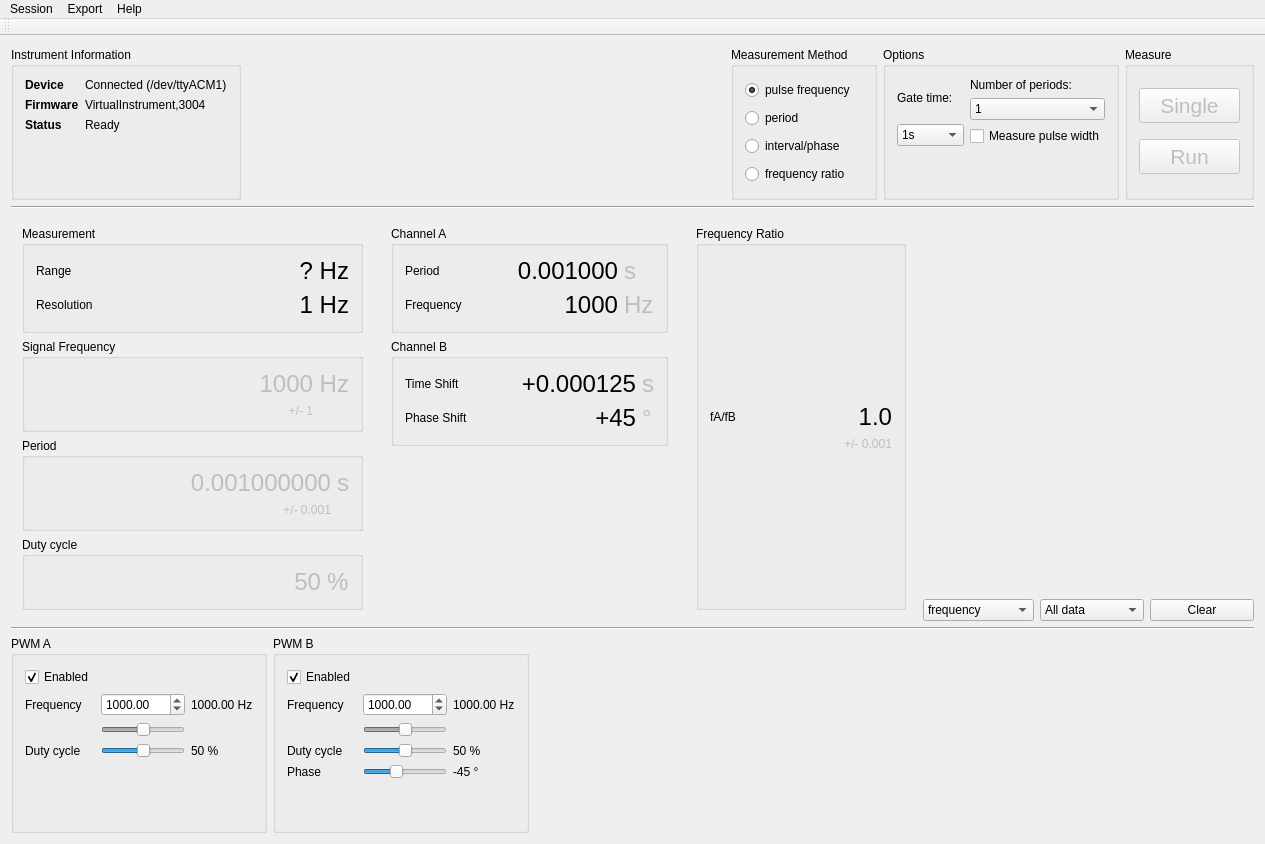
Qt form gui/mainwindow.ui (mcejp/virtual-counter) before a commit.
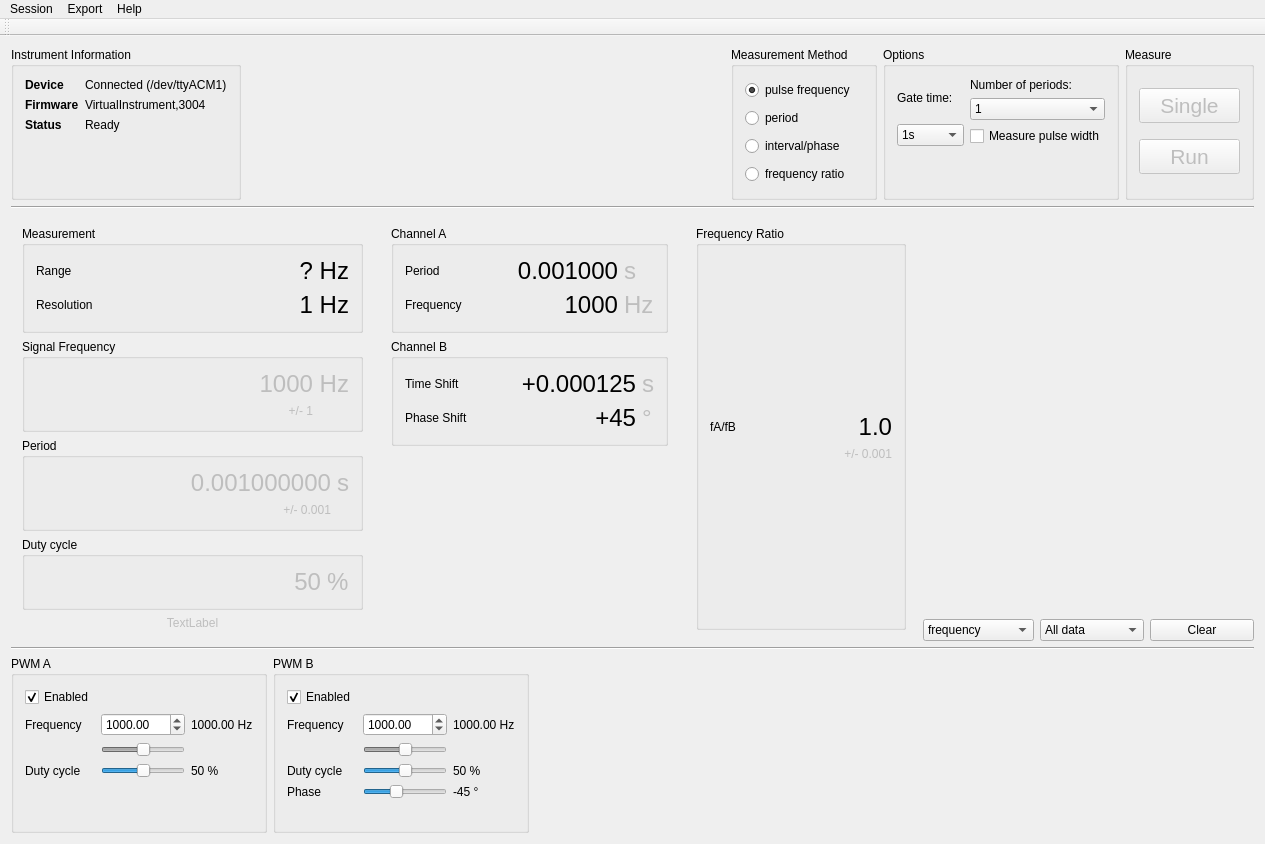
The same form after that commit. Custom widgets are drawn as their Qt base class.

```diff
--- a/gui/mainwindow.ui
+++ b/gui/mainwindow.ui
@@ -527,6 +527,19 @@
            </layout>
           </widget>
          </item>
+         <item>
+          <widget class="QLabel" name="recommendedMeasurementModeInfo">
+           <property name="enabled">
+            <bool>false</bool>
+           </property>
+           <property name="text">
+            <string>TextLabel</string>
+           </property>
+           <property name="alignment">
+            <set>Qt::AlignCenter</set>
+           </property>
+          </widget>
+         </item>
         </layout>
        </widget>
       </item>
```
